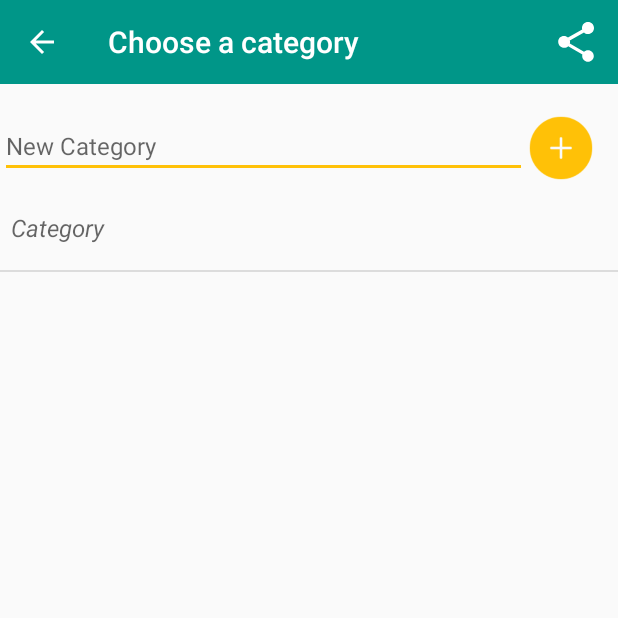
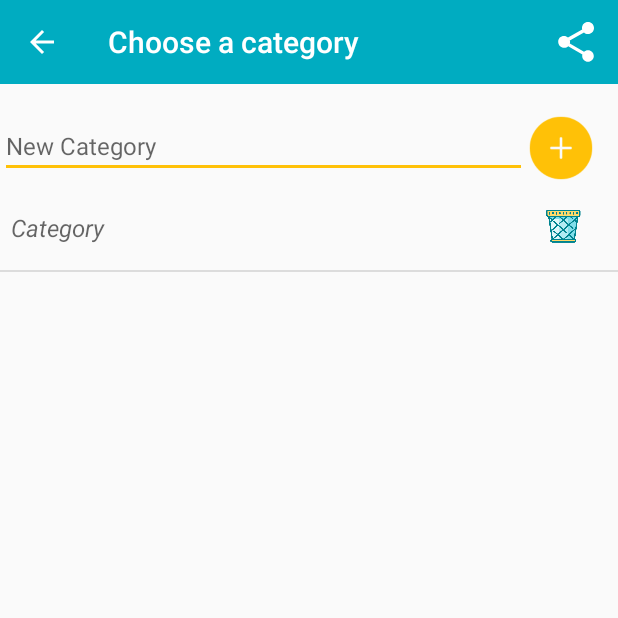
Before and after one commit to LenaShervarly/GoalPlanner, an Android app: the CategoryActivity screen opened directly, with no data from a screen before it, after a tap on an icon or button, on a phone screen of 412 x 824 dp, the top half of it. Run offline under Robolectric (Android 15) with nearby library versions, the light colour scheme and no system bars; Roboto replaces fonts that are not available here.

Commit message:
Adding trash bean to Category. Changing style theme to Cyan

```diff
--- a/app/src/main/AndroidManifest.xml
+++ b/app/src/main/AndroidManifest.xml
@@ -9,7 +9,8 @@
         android:roundIcon="@mipmap/ic_launcher_round"
         android:supportsRtl="true"
         android:theme="@style/AppTheme">
-        <activity android:name=".MainActivity">
+        <activity android:name=".MainActivity"
+            android:label="@string/time_frame_selection">
             <intent-filter>
                 <action android:name="android.intent.action.MAIN" />
 
--- a/app/src/main/java/com/shervarly/lena/goalplanner/CategoryActivity.kt
+++ b/app/src/main/java/com/shervarly/lena/goalplanner/CategoryActivity.kt
@@ -1,32 +1,33 @@
 package com.shervarly.lena.goalplanner
 
+import android.annotation.TargetApi
+import android.content.Context
 import android.content.Intent
 import android.support.v7.app.AppCompatActivity
 import android.os.Bundle
 import android.support.v4.view.MenuItemCompat
 import android.support.v7.app.ActionBar
 import android.support.v7.widget.Toolbar
-import android.view.Menu
-import android.view.MenuItem
-import android.view.View
-import android.widget.EditText
-import android.widget.ListView
-import android.widget.Toast
 import android.support.v7.widget.ShareActionProvider
+import android.view.*
+import android.widget.*
 import com.j256.ormlite.dao.Dao
 import dbmodule.CategoryDTO
 import dbmodule.DatabaseHelper
+import dbmodule.GoalDTO
 import kotlinx.android.synthetic.main.item_category.view.*
 import java.sql.SQLException
+import java.text.DateFormat
 
 lateinit var timeFrame: String
+var selectedPosition: Int = 0
 
 class CategoryActivity : AppCompatActivity() {
     private lateinit var categoryListView: ListView
 
     private lateinit var categoryDAO: Dao<CategoryDTO, Int>
     private lateinit var databaseHelper: DatabaseHelper
-    private var selectedCategory: Int = 0
+
 
     override fun onCreate(savedInstanceState: Bundle?) {
         super.onCreate(savedInstanceState)
@@ -42,15 +43,17 @@
 
         categoryListView = findViewById(R.id.category_list)
         categoryListView.setOnItemLongClickListener{ parent, view, position, id ->
-            selectedCategory = position
+            selectedPosition = position
             Toast.makeText(this, "Category was deleted", Toast.LENGTH_SHORT).show()
-            removeGoal(view)
+            removeCategory(view)
             true
         }
 
-        categoryListView.setOnItemClickListener{ parent, view, position, id ->
-            selectedCategory = position
+        categoryListView.setOnItemClickListener { parent, view, position, id ->
+            Toast.makeText(this, id.toString(), Toast.LENGTH_SHORT).show()
+            selectedPosition = position
             showGoals(view)
+
         }
 
         databaseHelper = getDBHelper(this)
@@ -59,7 +62,7 @@
     }
 
 
-    private fun showGoals(view: View) {
+    fun showGoals(view: View) {
         val categoryTitle =  view.category_title.text
         println(categoryTitle)
         val intent = Intent(this, GoalsSettingActivity::class.java)
@@ -69,8 +72,9 @@
     }
 
     private fun updateUI(){
-        val categoryTitles = categoryDAO.queryForAll().map { categoryDTO -> categoryDTO.categoryTitle }
-        categoryListView.adapter = getItemAdapter(this, R.layout.item_category, R.id.category_title, categoryTitles)
+        val categoryTitles = categoryDAO.queryForAll() //.map { categoryDTO -> categoryDTO.categoryTitle }
+       // categoryListView.adapter = getItemAdapter(this, R.layout.item_category, R.id.category_title, categoryTitles)
+        categoryListView.adapter = CustomAdapter(this, R.layout.item_category, categoryTitles)
     }
 
     fun addCategory(view: View){
@@ -84,9 +88,9 @@
         categoryField.text.clear()
     }
 
-    fun removeGoal(view: View){
+    fun removeCategory(view: View){
         try {
-            categoryDAO.delete(categoryDAO.queryForAll()[selectedCategory])
+            categoryDAO.delete(categoryDAO.queryForAll()[selectedPosition])
             categoryListView.invalidateViews()
         } catch (e: SQLException){
             e.printStackTrace()
@@ -97,7 +101,7 @@
     lateinit var shareActionProvider: ShareActionProvider
 
     override fun onCreateOptionsMenu(menu: Menu): Boolean {
-        getMenuInflater().inflate(R.menu.main_menu, menu)
+        menuInflater.inflate(R.menu.main_menu, menu)
         val shareButton: MenuItem = menu.findItem(R.id.action_share)
         shareActionProvider = MenuItemCompat.getActionProvider(shareButton) as ShareActionProvider
         setShareActionIntent("Wanna check my categories?")
@@ -112,4 +116,35 @@
         shareActionProvider.setShareIntent(intent)
     }
 
+
+    inner class CustomAdapter(context: Context, resource: Int, private val valluesList: List<CategoryDTO>): ArrayAdapter<CategoryDTO>(context, resource, valluesList) {
+
+        override fun getView(position: Int, convertView: View?, parent: ViewGroup): View? {
+            // if(position > 0)
+            selectedPosition = position// - 1
+            var convertView = convertView
+            if (convertView == null) {
+                convertView = LayoutInflater.from(context).inflate(R.layout.item_category, parent, false)
+            }
+
+            val categoryNameField = convertView?.findViewById(R.id.category_title) as TextView
+            categoryNameField.text = valluesList[position].categoryTitle
+            categoryNameField.tag = "categoryTitle"
+            categoryNameField.isClickable = true
+            @TargetApi(26)
+            categoryNameField.isFocusable = true
+
+            categoryNameField.setOnClickListener { convertView ->
+                showGoals(convertView)
+            }
+
+         //   val deleteButton = convertView?.findViewById(R.id.delete_button) as Button
+         //   deleteButton.set
+
+            return convertView
+        }
+        //override fun setOnClickListener() {}
+
+    }
+
 }
--- a/app/src/main/java/com/shervarly/lena/goalplanner/MainActivity.kt
+++ b/app/src/main/java/com/shervarly/lena/goalplanner/MainActivity.kt
@@ -15,10 +15,8 @@
         super.onCreate(savedInstanceState)
         setContentView(R.layout.activity_main)
         val toolbar: Toolbar? = findViewById(R.id.toolbar)
-        if (toolbar != null) {
+        if (toolbar != null)
             setSupportActionBar(toolbar)
-            supportActionBar?.title = resources.getString(R.string.time_frame_selection)
-        }
     }
 
     fun checkPage(view: View) {
--- a/app/src/main/res/layout/item_category.xml
+++ b/app/src/main/res/layout/item_category.xml
@@ -4,7 +4,8 @@
     android:layout_height="match_parent"
     android:layout_gravity="center_vertical"
     android:paddingBottom="10dp"
-    android:paddingTop="10dp">
+    android:paddingTop="10dp"
+    android:orientation="horizontal">
 
     <TextView
         android:id="@+id/category_title"
@@ -20,4 +21,14 @@
         android:textSize="16sp"
         android:textStyle="italic" />
 
+    <Button
+        android:id="@+id/delete_button"
+        android:layout_width="29dp"
+        android:layout_height="26dp"
+        android:background="@drawable/icons8trash"
+        android:onClick="removeCategory"
+        android:padding="5dp"
+        android:layout_marginEnd="21dp"
+        android:layout_marginRight="21dp"/>
+
 </LinearLayout>
--- a/app/src/main/res/values/colors.xml
+++ b/app/src/main/res/values/colors.xml
@@ -1,6 +1,6 @@
 <?xml version="1.0" encoding="utf-8"?>
 <resources>
-    <color name="colorPrimary">#009688</color>
-    <color name="colorPrimaryDark">#00796B</color>
+    <color name="colorPrimary">#00ACC1</color>
+    <color name="colorPrimaryDark">#00838F</color>
     <color name="colorAccent">#FFC107</color>
 </resources>
--- a/app/src/main/res/values/strings.xml
+++ b/app/src/main/res/values/strings.xml
@@ -1,6 +1,6 @@
 <resources>
     <string name="app_name">GoalPlanner</string>
-    <string name="time_frame_selection">Select time frame</string>
+    <string name="time_frame_selection">Select a time frame</string>
     <string name="my_goals_title_1st_part">My goals </string>
     <string name="_12_weeks">12 weeks</string>
     <string name="_3_years">3 years</string>
```
Also changed, not shown: app/src/main/java/com/shervarly/lena/goalplanner/GoalsSettingActivity.kt (+4 -3 lines), app/src/main/res/layout/activity_main.xml (+4 -4 lines), app/src/main/res/drawable/icons8trash.png, app/src/main/res/drawable/icons8trash_green.png (added), app/src/main/res/drawable/icons8trash_red.png (added), app/src/main/res/drawable/yellow_hexagon.png, app/src/main/res/drawable/yellow_hexagon_upsidedown.png, app/src/main/res/drawable/yellow_hexagon_upsidedown_whitedown.png (added), app/src/main/res/drawable/yellow_hexagon_witeup.png (added). Lines whose indentation alone changed are shown as unchanged.
